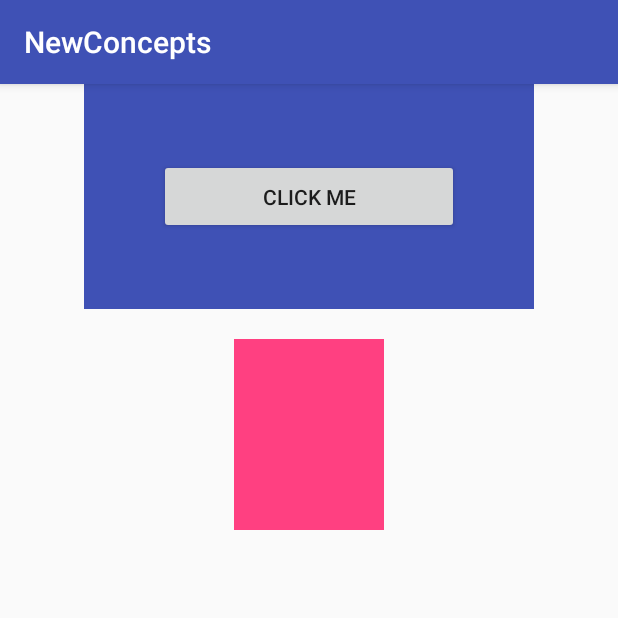
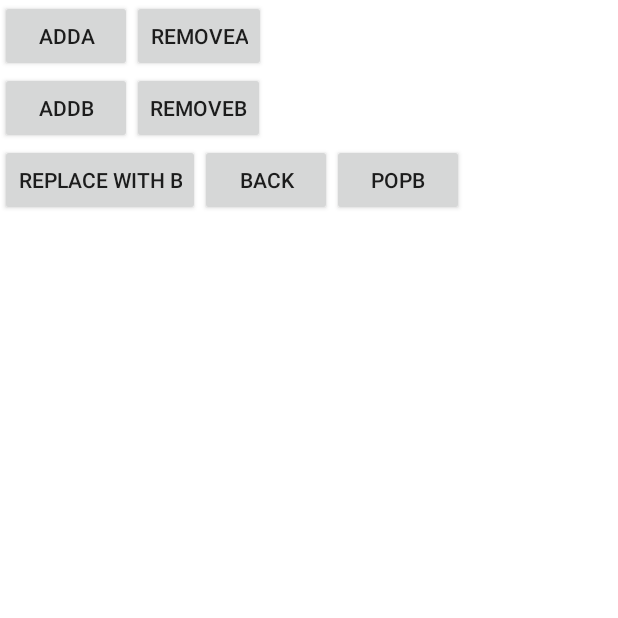
Before and after one commit to SaraAshourHelmy/NewConcepts, an Android app: the screen it shows after launch (ComunicateActivity before the commit, BackStackActivity after it), on a phone screen of 412 x 824 dp, the top half of it. Run offline under Robolectric (Android 15) with nearby library versions, the phone set to English and light mode, and no system bars.

Commit message:
backStack_fragment

```diff
--- a/app/src/main/java/com/sara/Fragment/ComunicateActivity.java
+++ b/app/src/main/java/com/sara/Fragment/ComunicateActivity.java
@@ -22,5 +22,9 @@ public class ComunicateActivity extends AppCompatActivity implements
         FragmentB fragmentB = (FragmentB)
                 fragmentManager.findFragmentById(R.id.fragment_b);
         fragmentB.SetData(data);
+
+        // Create ArrayAdapter direct from resource array
+        // ArrayAdapter.createFromResource(this, R.array.items,
+        //       android.R.layout.simple_expandable_list_item_1);
     }
 }
--- a/app/src/main/java/com/sara/Fragment/FragmentA.java
+++ b/app/src/main/java/com/sara/Fragment/FragmentA.java
@@ -39,7 +39,7 @@ public class FragmentA extends Fragment implements View.OnClickListener {
     @Override
     public void onActivityCreated(Bundle savedInstanceState) {
         super.onActivityCreated(savedInstanceState);
-        com = (Communicator) getActivity();
+//        com = (Communicator) getActivity();
         btn_click = (Button) getActivity().findViewById(R.id.btn_click);
         btn_click.setOnClickListener(this);
     }
--- a/app/src/main/res/layout-land/activity_comunicate.xml
+++ b/app/src/main/res/layout-land/activity_comunicate.xml
@@ -25,4 +25,5 @@
         android:layout_centerHorizontal="true"
         android:layout_marginTop="20dp"
         android:layout_weight="1"/>
+
 </LinearLayout>
--- /dev/null
+++ b/app/src/main/res/layout/activity_back_stack.xml
@@ -0,0 +1,85 @@
+<?xml version="1.0" encoding="utf-8"?>
+<RelativeLayout
+    android:id="@+id/rltv_group"
+    xmlns:android="http://schemas.android.com/apk/res/android"
+    android:layout_width="match_parent"
+    android:layout_height="match_parent"
+    android:background="@color/white"
+    android:orientation="vertical">
+
+    <Button
+        android:id="@+id/btn_addA"
+        android:layout_width="wrap_content"
+        android:layout_height="wrap_content"
+        android:layout_alignParentTop="true"
+        android:onClick="addA"
+        android:text="addA"/>
+
+    <Button
+        android:id="@+id/btn_removeA"
+        android:layout_width="wrap_content"
+        android:layout_height="wrap_content"
+        android:layout_alignParentTop="true"
+        android:layout_toRightOf="@+id/btn_addA"
+        android:onClick="removeA"
+        android:text="removeA"/>
+
+    <Button
+        android:id="@+id/btn_addB"
+        android:layout_width="wrap_content"
+        android:layout_height="wrap_content"
+        android:layout_below="@+id/btn_addA"
+        android:onClick="addB"
+        android:text="addB"/>
+
+    <Button
+        android:id="@+id/btn_removeB"
+        android:layout_width="wrap_content"
+        android:layout_height="wrap_content"
+        android:layout_below="@+id/btn_addA"
+        android:layout_toRightOf="@+id/btn_addB"
+        android:onClick="removeB"
+        android:text="removeB"/>
+
+    <Button
+        android:id="@+id/btn_replaceB_with_A"
+        android:layout_width="wrap_content"
+        android:layout_height="wrap_content"
+        android:layout_below="@+id/btn_addB"
+        android:onClick="replaceWithB"
+        android:text="Replace with B"/>
+
+    <Button
+        android:id="@+id/btn_back"
+        android:layout_width="wrap_content"
+        android:layout_height="wrap_content"
+        android:layout_below="@+id/btn_addB"
+        android:layout_toRightOf="@+id/btn_replaceB_with_A"
+        android:onClick="back"
+        android:text="back"/>
+
+    <Button
+        android:id="@+id/btn_popB"
+        android:layout_width="wrap_content"
+        android:layout_height="wrap_content"
+        android:layout_below="@+id/btn_addB"
+        android:layout_toRightOf="@+id/btn_back"
+        android:onClick="popB"
+        android:text="popB"/>
+
+    <LinearLayout
+        android:id="@+id/lnr_group"
+        android:layout_width="wrap_content"
+        android:layout_height="wrap_content"
+        android:layout_below="@+id/btn_popB"
+        android:orientation="vertical">
+
+    </LinearLayout>
+
+    <TextView
+        android:id="@+id/tv_message"
+        android:layout_width="wrap_content"
+        android:layout_height="wrap_content"
+        android:layout_below="@+id/lnr_group"/>
+
+</RelativeLayout>
--- a/app/src/main/res/values/colors.xml
+++ b/app/src/main/res/values/colors.xml
@@ -3,4 +3,5 @@
     <color name="colorPrimary">#3F51B5</color>
     <color name="colorPrimaryDark">#303F9F</color>
     <color name="colorAccent">#FF4081</color>
+    <color name="white">#ffffff</color>
 </resources>
--- a/app/src/main/res/values/strings.xml
+++ b/app/src/main/res/values/strings.xml
@@ -1,3 +1,9 @@
 <resources>
     <string name="app_name">NewConcepts</string>
+
+    <array name="items">
+        <item>Item1</item>
+        <item>Item2</item>
+        <item>Item3</item>
+    </array>
 </resources>
```
Also changed, not shown: app/src/main/AndroidManifest.xml (+6 -2 lines), app/src/main/java/com/sara/Fragment/BackStackActivity.java (added, +91 -0 lines), app/src/main/java/com/sara/Fragment/Fragment1.java (added, +48 -0 lines), app/src/main/java/com/sara/Fragment/TestFragmentActivity.java (+27 -2 lines), app/src/main/res/layout/activity_test_fragment.xml (+12 -0 lines), app/src/main/res/layout/fragment_frag1.xml (added, +16 -0 lines).
